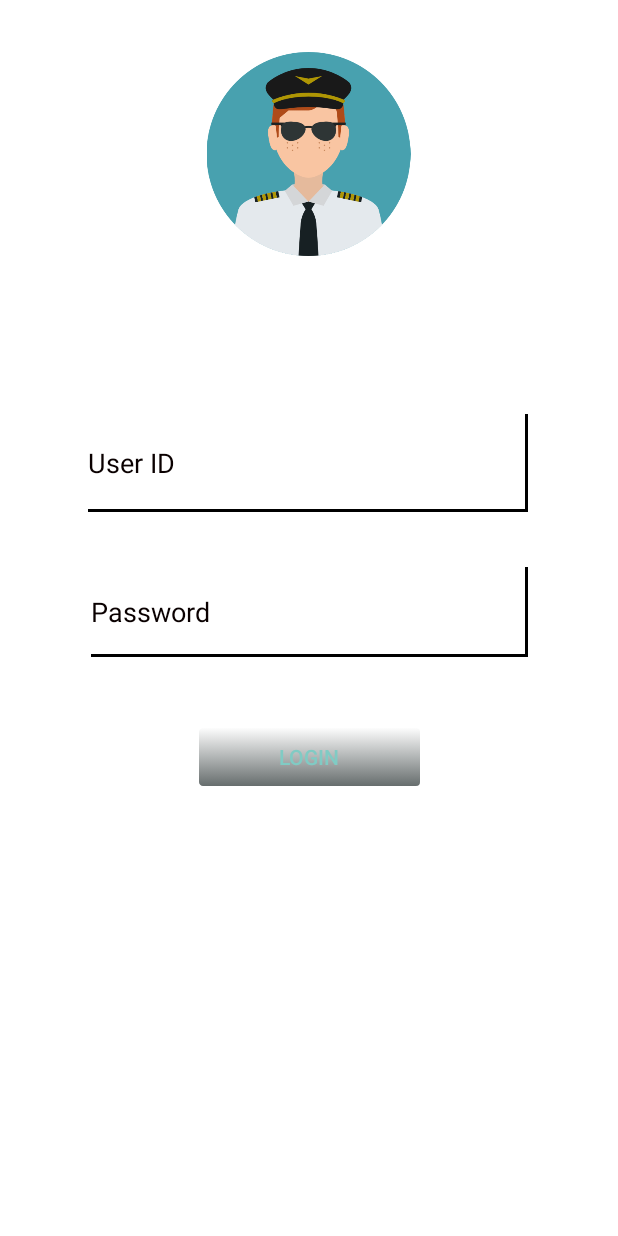
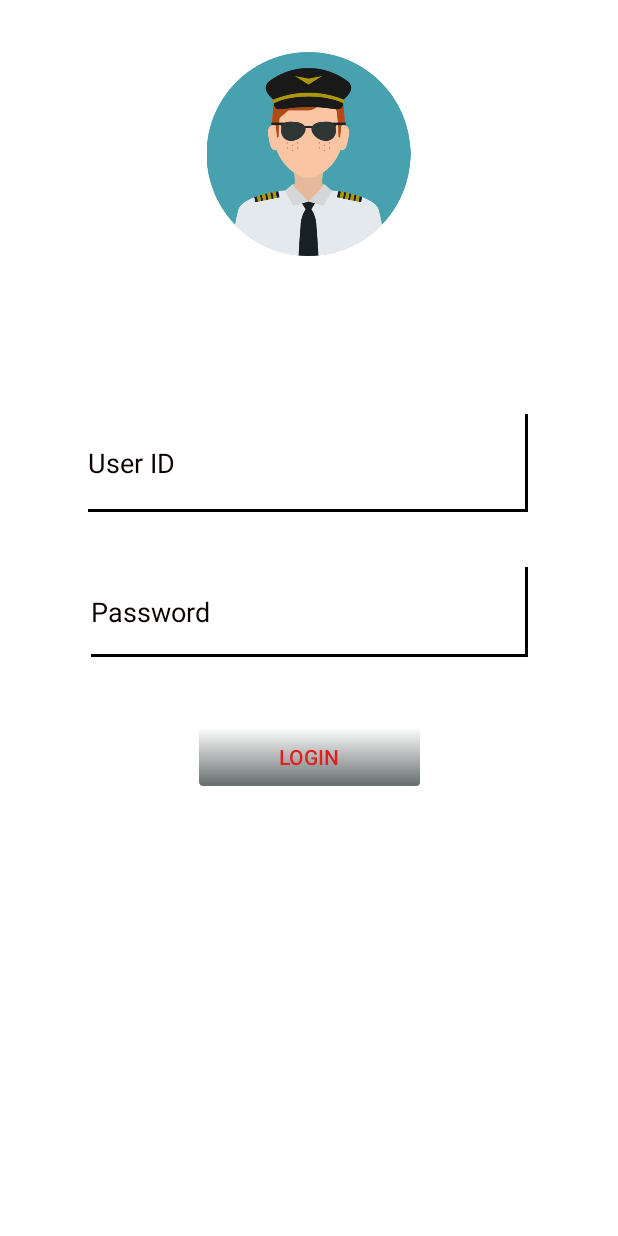
Before and after one commit to syntax-errorz/smartBus-pilot-android, an Android app: the screen it shows after launch (Login_activity), on a phone screen of 412 x 824 dp. Run offline under Robolectric (Android 15) with nearby library versions, the phone set to English and light mode, and no system bars.

Commit message:
Login button change

```diff
--- a/Catchme2/app/src/main/res/layout/activity_login_activity.xml
+++ b/Catchme2/app/src/main/res/layout/activity_login_activity.xml
@@ -59,7 +59,8 @@
         android:layout_marginTop="8dp"
         android:layout_marginEnd="8dp"
         android:layout_marginBottom="8dp"
-        android:text="LOGIN"
+        android:text="@string/login"
+        android:textColor="#E01F1F"
         android:background="@drawable/button_login"
         app:layout_constraintBottom_toBottomOf="parent"
         app:layout_constraintEnd_toEndOf="parent"
--- a/Catchme2/app/src/main/res/values/strings.xml
+++ b/Catchme2/app/src/main/res/values/strings.xml
@@ -2,5 +2,6 @@
     <string name="app_name">Catch me..</string>
     <string name="password">Password</string>
     <string name="user_id">User ID</string>
+    <string name="login">LOGIN</string>
     <string name="location">Location</string>
 </resources>
```
